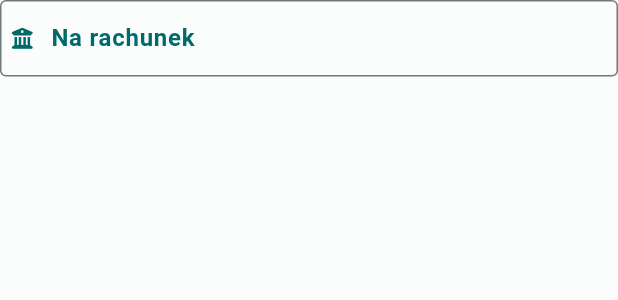
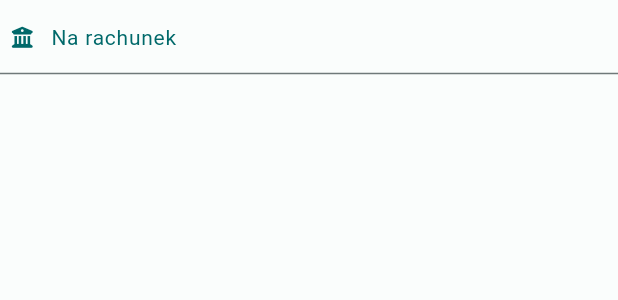
Before and after one commit to pawelwlazlo/flutter_playground, a Flutter app: the FormTextInput widget shown alone on an empty page, opened directly, on a phone screen of 412 x 824 dp. Shown: the top 300 px of the screen. Run offline on Flutter 3.47's test engine with Material 2 defaults, Android fonts, the phone set to English and light mode, and no system bars; our stand-ins replace dartz, decimal, dynamic_color, equatable, flutter_bloc, font_awesome_flutter and 2 more; missing offline and left inert: faker_dart.

Commit message:
dodanie ikon

```diff
--- a/lib/application/pages/bank_transfer/bank_transfer_page.dart
+++ b/lib/application/pages/bank_transfer/bank_transfer_page.dart
@@ -38,6 +38,7 @@ class BankTrasferPage extends StatelessWidget {
                           Padding(
                             padding: const EdgeInsets.all(8.0),
                             child: Row(
+                              mainAxisAlignment: MainAxisAlignment.start,
                               children: [
                             Image.asset(
                               bankState.activeBank!.bank.logoUrl,
@@ -99,7 +100,7 @@ class BankTrasferPage extends StatelessWidget {
                             child: FormTextInput(
                               label: 'Tytuł przelewu',
                               hint: 'Tytuł przelewu',
-                              icon: FontAwesomeIcons.buildingColumns,
+                              icon: FontAwesomeIcons.fileSignature,
                               onChanged: (value) {},
                               validator: (value) {},
                             ),
@@ -110,7 +111,7 @@ class BankTrasferPage extends StatelessWidget {
                             child: FormTextInput(
                               label: 'Nazwa odbiorcy',
                               hint: 'Nazwa odbiorcy',
-                              icon: FontAwesomeIcons.buildingColumns,
+                              icon: FontAwesomeIcons.users,
                               onChanged: (value) {},
                               validator: (value) {},
                             ),
@@ -120,7 +121,7 @@ class BankTrasferPage extends StatelessWidget {
                             child: FormTextInput(
                               label: 'Adres odbiorcy',
                               hint: 'Adres odbiorcy',
-                              icon: FontAwesomeIcons.buildingColumns,
+                              icon: FontAwesomeIcons.addressBook,
                               onChanged: (value) {},
                               validator: (value) {},
                             ),
@@ -186,15 +187,15 @@ class FormTextInput extends StatelessWidget {
       decoration: InputDecoration(
         labelText: label,
         labelStyle: TextStyle(
-            fontSize: 16,
-            fontWeight: FontWeight.bold,
+            fontSize: 14,
+            fontWeight: FontWeight.normal,
             color: theme.colorScheme.primary),
-        border: const OutlineInputBorder(),
+        border: const UnderlineInputBorder(), // const OutlineInputBorder(),
         prefixIconConstraints: const BoxConstraints(),
         prefixIcon: Padding(
           padding: const EdgeInsets.all(8),
           child: FaIcon(
-            FontAwesomeIcons.buildingColumns,
+            icon,
             size: 14,
             color: theme.colorScheme.primary,
           ), // Icon(Icons.attach_money),
```
